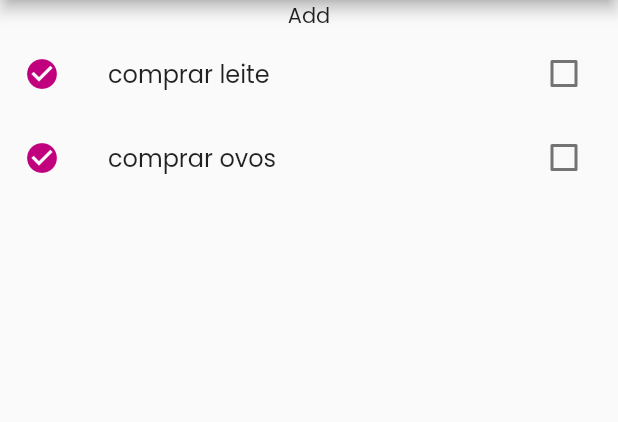
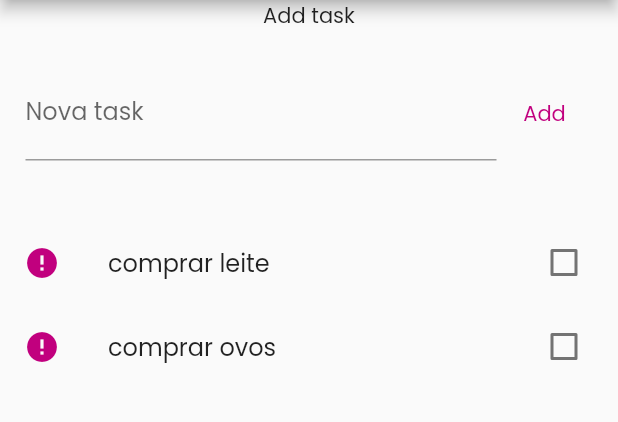
Before and after one commit to ritamonteiro1/todolist-app, a Flutter app: the screen it shows after launch, on a phone screen of 412 x 824 dp, the part 84-506 px from its top. Run offline on Flutter 3.47's test engine with Material 2 defaults, Android fonts, the phone set to English and light mode, and no system bars.

Commit message:
create task_item_widget.dart

```diff
--- a/lib/l10n/intl_en.arb
+++ b/lib/l10n/intl_en.arb
@@ -1,5 +1,7 @@
 {
   "@@ locale": "en",
   "homeScreenAppBarTitle": "To do",
-  "homeScreenAddText": "Add"
+  "homeScreenAddText": "Add task",
+  "homeScreenNewTaskText": "Nova task",
+  "homeScreenTextButton": "Add"
 }
--- a/lib/l10n/intl_en_US.arb
+++ b/lib/l10n/intl_en_US.arb
@@ -1,5 +1,7 @@
 {
   "@@ locale": "en_US",
   "homeScreenAppBarTitle": "To do",
-  "homeScreenAddText": "Add"
+  "homeScreenAddText": "Add task",
+  "homeScreenNewTaskText": "Nova task",
+  "homeScreenTextButton": "Add"
 }
--- a/lib/l10n/intl_pt_BR.arb
+++ b/lib/l10n/intl_pt_BR.arb
@@ -1,5 +1,7 @@
 {
   "@@ locale": "pt_BR",
   "homeScreenAppBarTitle": "Lista de tarefas",
-  "homeScreenAddText": "Adicionar"
+  "homeScreenAddText": "Adicionar tarefa",
+  "homeScreenNewTaskText": "Nova tarefa",
+  "homeScreenTextButton": "Add"
 }
--- a/lib/view/home_screen.dart
+++ b/lib/view/home_screen.dart
@@ -1,7 +1,9 @@
 import 'package:flutter/material.dart';
-import 'package:todolistapp/domain/task.dart';
+
 import '../constants/constant_images.dart';
+import '../domain/task.dart';
 import '../generated/l10n.dart';
+import 'widgets/task_item_widget.dart';
 
 class HomeScreen extends StatefulWidget {
   const HomeScreen({Key? key}) : super(key: key);
@@ -11,10 +13,17 @@ class HomeScreen extends StatefulWidget {
 }
 
 class _HomeScreenState extends State<HomeScreen> {
+  final textEditingController = TextEditingController();
   List<Task> list = [
     Task(description: 'comprar leite'),
     Task(description: 'comprar ovos'),
   ];
+
+  void addTask() {
+    final newTask = Task(description: textEditingController.text);
+    list.add(newTask);
+    textEditingController.clear();
+  }
 
   @override
   Widget build(BuildContext context) => Scaffold(
@@ -32,20 +41,40 @@ class _HomeScreenState extends State<HomeScreen> {
         body: Column(
           children: [
             Text(S.of(context).homeScreenAddText),
+            Padding(
+              padding: const EdgeInsets.fromLTRB(17, 24, 17, 40),
+              child: Row(
+                children: [
+                  Expanded(
+                    child: TextField(
+                      controller: textEditingController,
+                      decoration: InputDecoration(
+                          labelText: S.of(context).homeScreenNewTaskText),
+                    ),
+                  ),
+                  TextButton(
+                    onPressed: () {
+                      setState(addTask);
+                    },
+                    child: Text(
+                      S.of(context).homeScreenTextButton,
+                    ),
+                  ),
+                ],
+              ),
+            ),
             Expanded(
               child: ListView.builder(
                 itemCount: list.length,
                 itemBuilder: (context, index) {
                   final task = list[index];
-                  return CheckboxListTile(
-                    value: task.completed,
+                  return TaskItemWidget(
+                    task: task,
                     onChanged: (value) {
                       setState(() {
                         task.completed = value ?? false;
                       });
                     },
-                    title: Text(task.description),
-                    secondary: const Icon(Icons.check_circle),
                   );
                 },
               ),
--- /dev/null
+++ b/lib/view/widgets/task_item_widget.dart
@@ -0,0 +1,27 @@
+import 'package:flutter/material.dart';
+import '../../domain/task.dart';
+
+class TaskItemWidget extends StatelessWidget {
+  const TaskItemWidget({
+    required this.task,
+    required this.onChanged,
+    Key? key,
+  }) : super(key: key);
+  final Task task;
+  final Function(bool?) onChanged;
+
+  @override
+  Widget build(BuildContext context) => CheckboxListTile(
+        value: task.completed,
+        onChanged: onChanged,
+        title: Text(
+          task.description,
+          style: TextStyle(
+            decoration: task.completed ? TextDecoration.lineThrough : null,
+          ),
+        ),
+        secondary: Icon(
+          task.completed ? Icons.check_circle : Icons.error,
+        ),
+      );
+}
```
Also changed, not shown: lib/generated/intl/messages_en.dart, lib/generated/intl/messages_en_US.dart, lib/generated/intl/messages_pt_BR.dart, lib/generated/l10n.dart.
